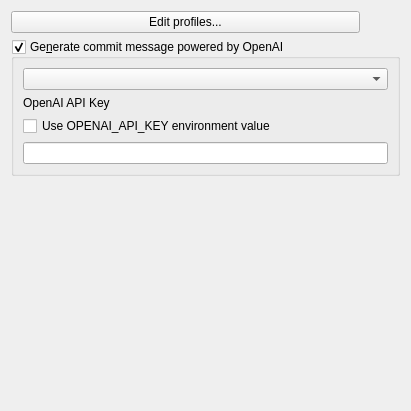
The window that src/SettingOptionsForm.ui (soramimi/Guitar) describes before a commit, drawn with Qt 5.
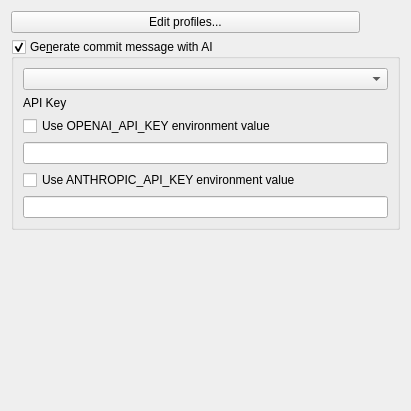
The same window after the commit.

Commit message: Add support for Anthropic Claude API for generating commit messages

Diff of the .ui file:
```diff
--- a/src/SettingOptionsForm.ui
+++ b/src/SettingOptionsForm.ui
@@ -41,7 +41,7 @@
    <item>
     <widget class="QGroupBox" name="groupBox_generate_commit_message_by_ai">
      <property name="title">
-      <string>Ge&amp;nerate commit message powered by OpenAI</string>
+      <string>Ge&amp;nerate commit message with AI</string>
      </property>
      <property name="checkable">
       <bool>true</bool>
@@ -53,7 +53,7 @@
       <item>
        <widget class="QLabel" name="label">
         <property name="text">
-         <string>OpenAI API Key</string>
+         <string>API Key</string>
         </property>
        </widget>
       </item>
@@ -67,6 +67,16 @@
       <item>
        <widget class="QLineEdit" name="lineEdit_openai_api_key"/>
       </item>
+      <item>
+       <widget class="QCheckBox" name="checkBox_use_ANTHROPIC_API_KEY_env_value">
+        <property name="text">
+         <string>Use ANTHROPIC_API_KEY environment value</string>
+        </property>
+       </widget>
+      </item>
+      <item>
+       <widget class="QLineEdit" name="lineEdit_anthropic_api_key"/>
+      </item>
      </layout>
     </widget>
    </item>
```
Left out of the diff: 6 changed lines with no effect on the pictures. The commit also changes 9 other files.
